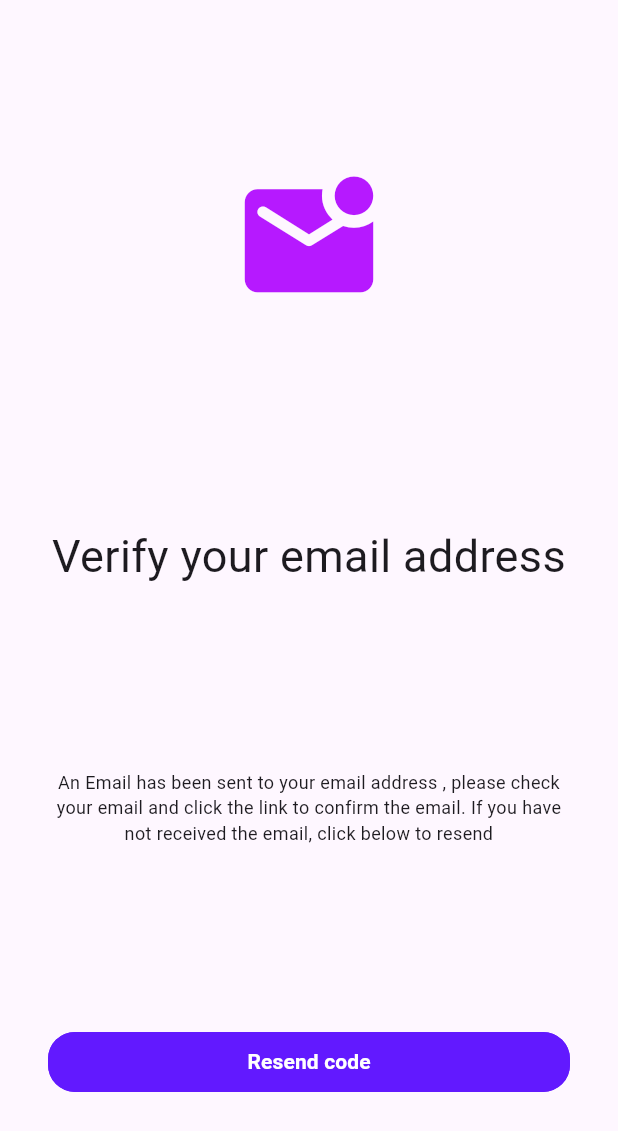
After one commit to kefeh/GrapCoin, a Flutter app: the VerifyEmailPage screen opened directly, after a tap on "Resend code", on a phone screen of 412 x 824 dp. The commit adds this screen. Shown: the top 1131 px of the screen. Run offline on Flutter 3.47's test engine with Material 2 defaults, Android fonts, the light colour scheme and no system bars; our stand-ins replace better_player, cached_network_image, cloud_firestore, dartz, dio, file_picker and 14 more; missing offline and left inert: flutter_social_textfield, linkify; accounts and stored records are empty; generated files the repository leaves out were written again.

Commit message:
feat: adds email verification

```diff
--- /dev/null
+++ b/lib/src/login/routes/verify_email_page.dart
@@ -0,0 +1,107 @@
+import 'package:flutter/material.dart';
+import 'dart:async';
+import 'package:firebase_auth/firebase_auth.dart';
+import 'package:grapcoin/src/constants/colors.dart';
+import 'package:grapcoin/src/core/routes/main_menu.dart';
+import 'package:grapcoin/src/core/widgets/chat_button.dart';
+
+class VerifyEmailPage extends StatefulWidget {
+  const VerifyEmailPage({Key? key}) : super(key: key);
+
+  @override
+  _VerifyEmailPageState createState() => _VerifyEmailPageState();
+}
+
+class _VerifyEmailPageState extends State<VerifyEmailPage> {
+  late Timer _timer;
+  bool isLoading = false;
+
+  @override
+  void initState() {
+    super.initState();
+
+    _timer = Timer.periodic(const Duration(seconds: 5), (timer) async {
+      await FirebaseAuth.instance.currentUser?.reload();
+      final user = FirebaseAuth.instance.currentUser;
+      if (user?.emailVerified ?? false) {
+        timer.cancel();
+        Navigator.pushAndRemoveUntil(
+          context,
+          MaterialPageRoute(
+            builder: (context) => const MainMenu(),
+          ),
+          (route) => false,
+        );
+      }
+    });
+  }
+
+  @override
+  void dispose() {
+    super.dispose();
+    _timer.cancel();
+  }
+
+  @override
+  Widget build(BuildContext context) {
+    final userEmail = FirebaseAuth.instance.currentUser?.email ?? '';
+    return Scaffold(
+      body: Padding(
+        padding: const EdgeInsets.all(32.0),
+        child: Center(
+          child: Column(
+            mainAxisAlignment: MainAxisAlignment.spaceAround,
+            children: [
+              SizedBox(
+                height: MediaQuery.maybeOf(context)!.size.width / 3,
+                child: Center(
+                  child: Icon(
+                    Icons.mark_email_unread_rounded,
+                    color: red,
+                    size: MediaQuery.maybeOf(context)!.size.width / 4,
+                  ),
+                ),
+              ),
+              const Text(
+                'Verify your email address',
+                textAlign: TextAlign.center,
+                style: TextStyle(
+                  fontSize: 30,
+                  fontWeight: FontWeight.normal,
+                ),
+              ),
+              Text(
+                'An Email has been sent to your email address $userEmail, please check your email and click the link to confirm the email. If you have not received the email, click below to resend',
+                textAlign: TextAlign.center,
+                style: const TextStyle(
+                  fontSize: 12,
+                  fontWeight: FontWeight.normal,
+                ),
+              ),
+              Column(
+                children: [
+                  ChatButton.primary(
+                    text: 'Resend code',
+                    isLoading: isLoading,
+                    onPressed: () {
+                      setState(() {
+                        isLoading = true;
+                      });
+                      final user = FirebaseAuth.instance.currentUser;
+                      if (user != null && !user.emailVerified) {
+                        user.sendEmailVerification();
+                      }
+                      setState(() {
+                        isLoading = false;
+                      });
+                    },
+                  ),
+                ],
+              )
+            ],
+          ),
+        ),
+      ),
+    );
+  }
+}
--- a/lib/src/login/services/firebase_authentication_service.dart
+++ b/lib/src/login/services/firebase_authentication_service.dart
@@ -28,6 +28,9 @@ class FirebaseAuthenticationService extends AuthenticationService {
       final currentUser = auth.currentUser;
       if (currentUser != null) {
         await UserService.instance.logIn(currentUser);
+        if (!currentUser.emailVerified) {
+          currentUser.sendEmailVerification();
+        }
       }
       authStreamSink.add(AuthenticationState.connected());
     } on FirebaseAuthException catch (error) {
@@ -64,6 +67,9 @@ class FirebaseAuthenticationService extends AuthenticationService {
       if (currentUser != null) {
         await UserService.instance.add(currentUser.uid, name, email);
         await UserService.instance.logIn(currentUser);
+        if (!currentUser.emailVerified) {
+          currentUser.sendEmailVerification();
+        }
       }
       authStreamSink.add(AuthenticationState.connected());
     } on FirebaseAuthException catch (error) {
```
Also changed, not shown: lib/src/login/routes/phone_login_in.dart (+18 -8 lines), lib/src/login/routes/welcome_page.dart (+10 -1 lines).
